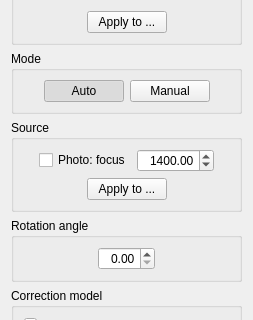
This is src/stages/deskew/ui/DeskewOptionsWidget.ui in ImageProcessing-ElectronicPublications/scantailor-experimental as Qt 5 draws it before an edit; both pictures show x 0 to 253 and y 94 to 414 of the 253 by 519 pixel window. The edited form follows.
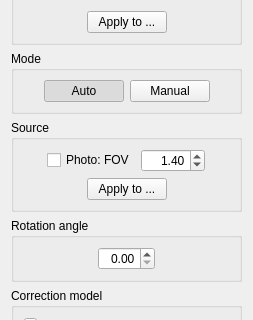
This is the edited form.

Commit message: 1.2025.01.18: dewarp: transition from focus(px) to FOV

What changed in the file:
```diff
--- a/src/stages/deskew/ui/DeskewOptionsWidget.ui
+++ b/src/stages/deskew/ui/DeskewOptionsWidget.ui
@@ -279,7 +279,7 @@
         <item>
          <widget class="QCheckBox" name="photoCheckBox">
           <property name="text">
-           <string>Photo: focus</string>
+           <string>Photo: FOV</string>
           </property>
           <property name="toolTip">
            <string>Scanner / Photo</string>
@@ -295,19 +295,19 @@
            <string>Focus (default = 1400)</string>
           </property>
           <property name="decimals">
-           <double>1</double>
+           <double>3</double>
           </property>
           <property name="minimum">
-           <double>1.0</double>
+           <double>0.0</double>
           </property>
           <property name="maximum">
-           <double>99999.9</double>
+           <double>99.999</double>
           </property>
           <property name="singleStep">
            <double>1.0</double>
           </property>
           <property name="value">
-           <double>1400.0</double>
+           <double>1.4</double>
           </property>
          </widget>
         </item>
```
Left out of the diff: 4 changed lines with no effect on the pictures. The commit also changes 6 other files.
